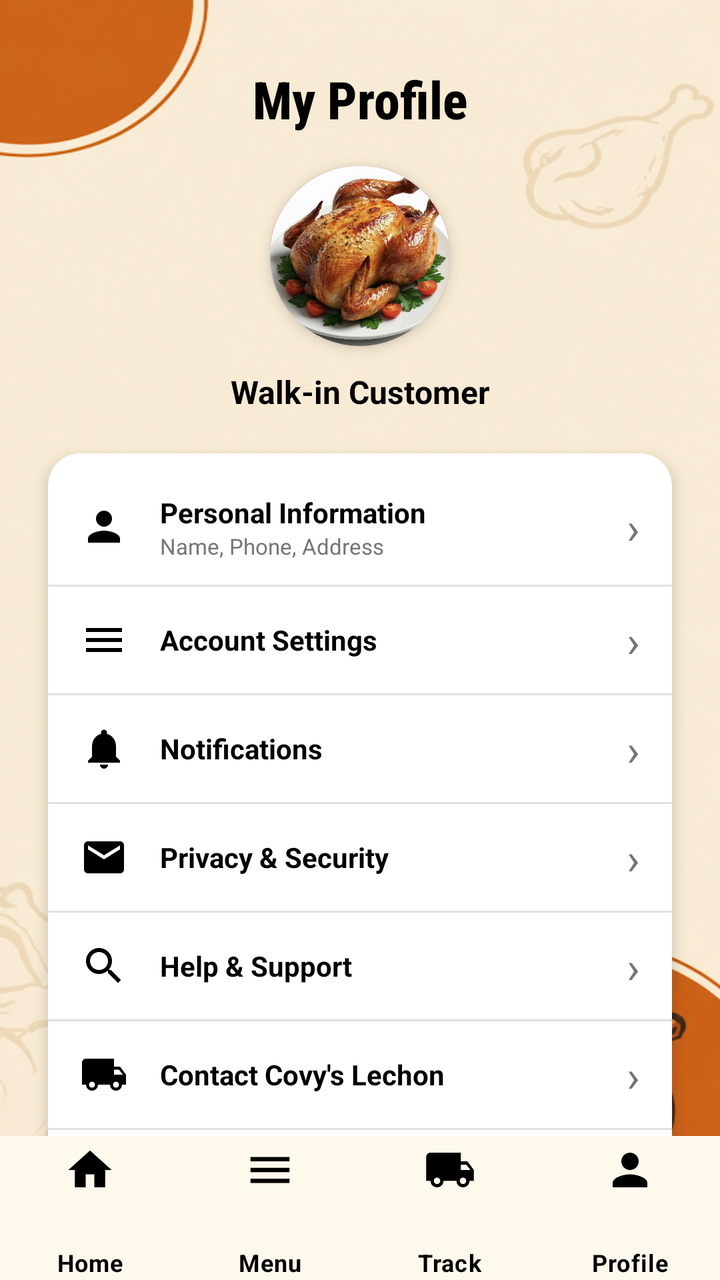
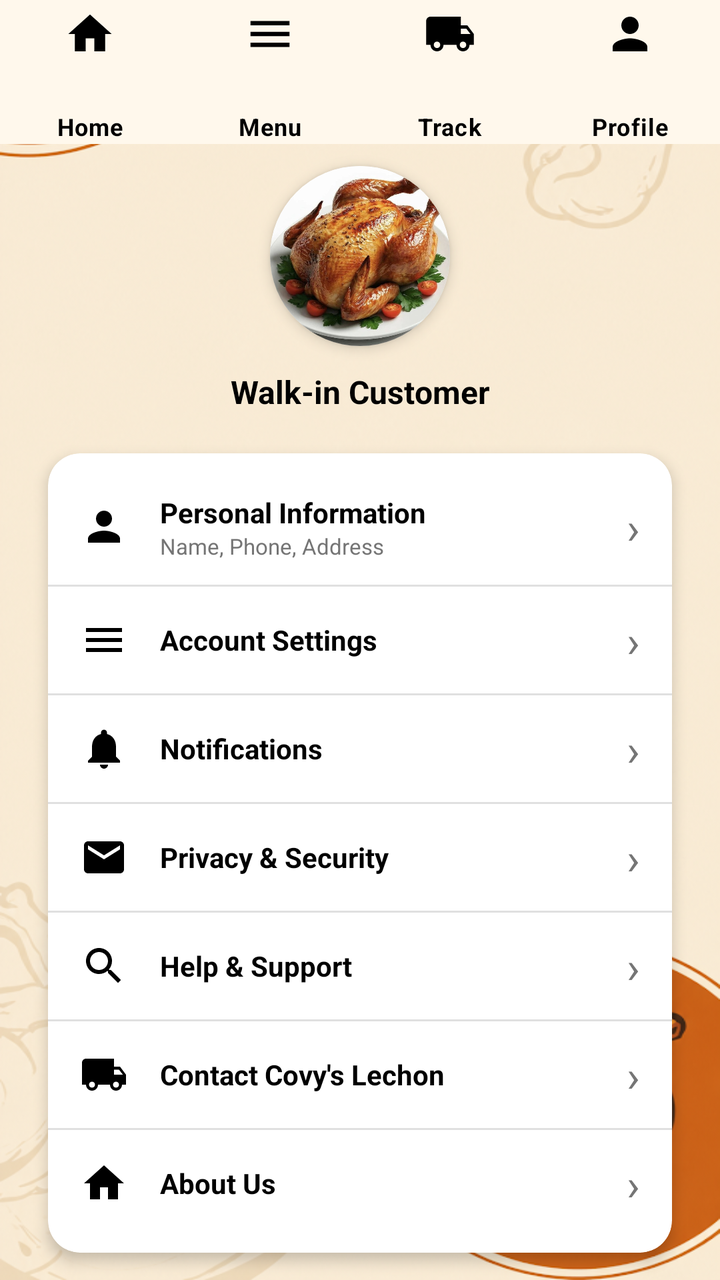

An Android layout rendered at two revisions. The XML below is the earlier revision; the diff shows what the commit changed to produce the second picture.
<!-- AndroidManifest.xml: application theme Theme.CoyvSplashScreen -->
<!-- res/layout/profile.xml -->
<?xml version="1.0" encoding="utf-8"?>
<androidx.constraintlayout.widget.ConstraintLayout xmlns:android="http://schemas.android.com/apk/res/android"
    xmlns:app="http://schemas.android.com/apk/res-auto"
    xmlns:tools="http://schemas.android.com/tools"
    android:id="@+id/main"
    android:layout_width="match_parent"
    android:layout_height="match_parent"
    android:background="@drawable/signinbackgoundimage"
    tools:context=".ProfileActivity">

    
    <View
        android:id="@+id/view_decoration_top"
        android:layout_width="180dp"
        android:layout_height="180dp"
        android:layout_marginStart="-60dp"
        android:layout_marginTop="-60dp"
        android:alpha="0.4"

        app:layout_constraintStart_toStartOf="parent"
        app:layout_constraintTop_toTopOf="parent" />

    <androidx.core.widget.NestedScrollView
        android:layout_width="match_parent"
        android:layout_height="0dp"
        android:fillViewport="true"
        app:layout_constraintBottom_toTopOf="@+id/bottom_navigation"
        app:layout_constraintTop_toTopOf="parent">

        <androidx.constraintlayout.widget.ConstraintLayout
            android:layout_width="match_parent"
            android:layout_height="wrap_content"
            android:paddingBottom="24dp">

            
            <TextView
                android:id="@+id/tv_my_profile"
                android:layout_width="wrap_content"
                android:layout_height="wrap_content"
                android:layout_marginTop="32dp"
                android:fontFamily="sans-serif-condensed-medium"
                android:text="My Profile"
                android:textColor="@color/black"
                android:textSize="26sp"
                android:textStyle="bold"
                app:layout_constraintEnd_toEndOf="parent"
                app:layout_constraintStart_toStartOf="parent"
                app:layout_constraintTop_toTopOf="parent" />

            
            <androidx.cardview.widget.CardView
                android:id="@+id/cv_avatar"
                android:layout_width="90dp"
                android:layout_height="90dp"
                android:layout_marginTop="16dp"
                app:cardCornerRadius="45dp"
                app:cardElevation="4dp"
                app:layout_constraintEnd_toEndOf="parent"
                app:layout_constraintStart_toStartOf="parent"
                app:layout_constraintTop_toBottomOf="@+id/tv_my_profile">

                <ImageView
                    android:id="@+id/iv_avatar"
                    android:layout_width="match_parent"
                    android:layout_height="match_parent"
                    android:contentDescription="Profile Picture"
                    android:scaleType="centerCrop"
                    android:src="@drawable/f423b4974f4dd7924f11f1bad41bf1b4" />
            </androidx.cardview.widget.CardView>

            
            <TextView
                android:id="@+id/tv_customer_name"
                android:layout_width="wrap_content"
                android:layout_height="wrap_content"
                android:layout_marginTop="12dp"
                android:text="Walk-in Customer"
                android:textColor="@color/black"
                android:textSize="16sp"
                android:textStyle="bold"
                app:layout_constraintEnd_toEndOf="parent"
                app:layout_constraintStart_toStartOf="parent"
                app:layout_constraintTop_toBottomOf="@+id/cv_avatar" />

            
            <androidx.cardview.widget.CardView
                android:id="@+id/cv_options"
                android:layout_width="0dp"
                android:layout_height="wrap_content"
                android:layout_marginStart="24dp"
                android:layout_marginTop="20dp"
                android:layout_marginEnd="24dp"
                app:cardCornerRadius="16dp"
                app:cardElevation="4dp"
                app:layout_constraintEnd_toEndOf="parent"
                app:layout_constraintStart_toStartOf="parent"
                app:layout_constraintTop_toBottomOf="@+id/tv_customer_name">

                <LinearLayout
                    android:layout_width="match_parent"
                    android:layout_height="wrap_content"
                    android:orientation="vertical"
                    android:paddingVertical="8dp">

                    
                    <LinearLayout
                        android:id="@+id/layout_personal_info"
                        android:layout_width="match_parent"
                        android:layout_height="wrap_content"
                        android:background="?attr/selectableItemBackground"
                        android:gravity="center_vertical"
                        android:orientation="horizontal"
                        android:paddingHorizontal="16dp"
                        android:paddingVertical="12dp">

                        <ImageView
                            android:layout_width="24dp"
                            android:layout_height="24dp"
                            android:contentDescription="Personal Info"
                            android:src="@drawable/ic_profile"
                            app:tint="@color/black" />

                        <LinearLayout
                            android:layout_width="0dp"
                            android:layout_height="wrap_content"
                            android:layout_weight="1"
                            android:layout_marginStart="16dp"
                            android:orientation="vertical">

                            <TextView
                                android:layout_width="wrap_content"
                                android:layout_height="wrap_content"
                                android:text="Personal Information"
                                android:textColor="@color/black"
                                android:textSize="14sp"
                                android:textStyle="bold" />

                            <TextView
                                android:layout_width="wrap_content"
                                android:layout_height="wrap_content"
                                android:text="Name, Phone, Address"
                                android:textColor="@color/text_grey"
                                android:textSize="11sp" />
                        </LinearLayout>

                        <TextView
                            android:layout_width="wrap_content"
                            android:layout_height="wrap_content"
                            android:text="›"
                            android:textColor="@color/text_grey"
                            android:textSize="22sp" />
                    </LinearLayout>

                    
                    <View
                        android:layout_width="match_parent"
                        android:layout_height="1dp"
                        android:background="#E0E0E0" />

                    
                    <LinearLayout
                        android:id="@+id/layout_account_settings"
                        android:layout_width="match_parent"
                        android:layout_height="wrap_content"
                        android:background="?attr/selectableItemBackground"
                        android:gravity="center_vertical"
                        android:orientation="horizontal"
                        android:paddingHorizontal="16dp"
                        android:paddingVertical="12dp">

                        <ImageView
                            android:layout_width="24dp"
                            android:layout_height="24dp"
                            android:contentDescription="Settings"
                            android:src="@drawable/ic_menu"
                            app:tint="@color/black" />

                        <TextView
                            android:layout_width="0dp"
                            android:layout_height="wrap_content"
                            android:layout_weight="1"
                            android:layout_marginStart="16dp"
                            android:text="Account Settings"
                            android:textColor="@color/black"
                            android:textSize="14sp"
                            android:textStyle="bold" />

                        <TextView
                            android:layout_width="wrap_content"
                            android:layout_height="wrap_content"
                            android:text="›"
                            android:textColor="@color/text_grey"
                            android:textSize="22sp" />
                    </LinearLayout>

                    <View
                        android:layout_width="match_parent"
                        android:layout_height="1dp"
                        android:background="#E0E0E0" />

                    
                    <LinearLayout
                        android:id="@+id/layout_notifications"
                        android:layout_width="match_parent"
                        android:layout_height="wrap_content"
                        android:background="?attr/selectableItemBackground"
                        android:gravity="center_vertical"
                        android:orientation="horizontal"
                        android:paddingHorizontal="16dp"
                        android:paddingVertical="12dp">

                        <ImageView
                            android:layout_width="24dp"
                            android:layout_height="24dp"
                            android:contentDescription="Notifications"
                            android:src="@drawable/ic_notifications"
                            app:tint="@color/black" />

                        <TextView
                            android:layout_width="0dp"
                            android:layout_height="wrap_content"
                            android:layout_weight="1"
                            android:layout_marginStart="16dp"
                            android:text="Notifications"
                            android:textColor="@color/black"
                            android:textSize="14sp"
                            android:textStyle="bold" />

                        <TextView
                            android:layout_width="wrap_content"
                            android:layout_height="wrap_content"
                            android:text="›"
                            android:textColor="@color/text_grey"
                            android:textSize="22sp" />
                    </LinearLayout>

                    <View
                        android:layout_width="match_parent"
                        android:layout_height="1dp"
                        android:background="#E0E0E0" />

                    
                    <LinearLayout
                        android:id="@+id/layout_privacy"
                        android:layout_width="match_parent"
                        android:layout_height="wrap_content"
                        android:background="?attr/selectableItemBackground"
                        android:gravity="center_vertical"
                        android:orientation="horizontal"
                        android:paddingHorizontal="16dp"
                        android:paddingVertical="12dp">

                        <ImageView
                            android:layout_width="24dp"
                            android:layout_height="24dp"
                            android:contentDescription="Privacy"
                            android:src="@drawable/baseline_mail_24"
                            app:tint="@color/black" />

                        <TextView
                            android:layout_width="0dp"
                            android:layout_height="wrap_content"
                            android:layout_marginStart="16dp"
                            android:layout_weight="1"
                            android:text="Privacy &amp; Security"
                            android:textColor="@color/black"
                            android:textSize="14sp"
                            android:textStyle="bold" />

                        <TextView
                            android:layout_width="wrap_content"
                            android:layout_height="wrap_content"
                            android:text="›"
                            android:textColor="@color/text_grey"
                            android:textSize="22sp" />
                    </LinearLayout>

                    <View
                        android:layout_width="match_parent"
                        android:layout_height="1dp"
                        android:background="#E0E0E0" />

                    
                    <LinearLayout
                        android:id="@+id/layout_help"
                        android:layout_width="match_parent"
                        android:layout_height="wrap_content"
                        android:background="?attr/selectableItemBackground"
                        android:gravity="center_vertical"
                        android:orientation="horizontal"
                        android:paddingHorizontal="16dp"
                        android:paddingVertical="12dp">

                        <ImageView
                            android:layout_width="24dp"
                            android:layout_height="24dp"
                            android:contentDescription="Help"
                            android:src="@drawable/ic_search"
                            app:tint="@color/black" />

                        <TextView
                            android:layout_width="0dp"
                            android:layout_height="wrap_content"
                            android:layout_marginStart="16dp"
                            android:layout_weight="1"
                            android:text="Help &amp; Support"
                            android:textColor="@color/black"
                            android:textSize="14sp"
                            android:textStyle="bold" />

                        <TextView
                            android:layout_width="wrap_content"
                            android:layout_height="wrap_content"
                            android:text="›"
                            android:textColor="@color/text_grey"
                            android:textSize="22sp" />
                    </LinearLayout>

                    <View
                        android:layout_width="match_parent"
                        android:layout_height="1dp"
                        android:background="#E0E0E0" />

                    
                    <LinearLayout
                        android:id="@+id/layout_contact"
                        android:layout_width="match_parent"
                        android:layout_height="wrap_content"
                        android:background="?attr/selectableItemBackground"
                        android:gravity="center_vertical"
                        android:orientation="horizontal"
                        android:paddingHorizontal="16dp"
                        android:paddingVertical="12dp">

                        <ImageView
                            android:layout_width="24dp"
                            android:layout_height="24dp"
                            android:contentDescription="Contact"
                            android:src="@drawable/ic_track"
                            app:tint="@color/black" />

                        <TextView
                            android:layout_width="0dp"
                            android:layout_height="wrap_content"
                            android:layout_marginStart="16dp"
                            android:layout_weight="1"
                            android:text="Contact Covy\'s Lechon"
                            android:textColor="@color/black"
                            android:textSize="14sp"
                            android:textStyle="bold" />

                        <TextView
                            android:layout_width="wrap_content"
                            android:layout_height="wrap_content"
                            android:text="›"
                            android:textColor="@color/text_grey"
                            android:textSize="22sp" />
                    </LinearLayout>

                    <View
                        android:layout_width="match_parent"
                        android:layout_height="1dp"
                        android:background="#E0E0E0" />

                    
                    <LinearLayout
                        android:id="@+id/layout_about"
                        android:layout_width="match_parent"
                        android:layout_height="wrap_content"
                        android:background="?attr/selectableItemBackground"
                        android:gravity="center_vertical"
                        android:orientation="horizontal"
                        android:paddingHorizontal="16dp"
                        android:paddingVertical="12dp">

                        <ImageView
                            android:layout_width="24dp"
                            android:layout_height="24dp"
                            android:contentDescription="About Us"
                            android:src="@drawable/ic_home"
                            app:tint="@color/black" />

                        <TextView
                            android:layout_width="0dp"
                            android:layout_height="wrap_content"
                            android:layout_marginStart="16dp"
                            android:layout_weight="1"
                            android:text="About Us"
                            android:textColor="@color/black"
                            android:textSize="14sp"
                            android:textStyle="bold" />

                        <TextView
                            android:layout_width="wrap_content"
                            android:layout_height="wrap_content"
                            android:text="›"
                            android:textColor="@color/text_grey"
                            android:textSize="22sp" />
                    </LinearLayout>

                </LinearLayout>
            </androidx.cardview.widget.CardView>

            
            <Button
                android:id="@+id/btn_logout"
                android:layout_width="0dp"
                android:layout_height="50dp"
                android:layout_marginStart="24dp"
                android:layout_marginTop="20dp"
                android:layout_marginEnd="24dp"
                android:backgroundTint="#FFE0B2"
                android:text="Log Out"
                android:textColor="@color/orange_dark"
                android:textSize="16sp"
                android:textStyle="bold"
                app:cornerRadius="12dp"
                app:layout_constraintEnd_toEndOf="parent"
                app:layout_constraintStart_toStartOf="parent"
                app:layout_constraintTop_toBottomOf="@+id/cv_options" />

        </androidx.constraintlayout.widget.ConstraintLayout>
    </androidx.core.widget.NestedScrollView>

    <com.google.android.material.bottomnavigation.BottomNavigationView
        android:id="@+id/bottom_navigation"
        android:layout_width="match_parent"
        android:layout_height="72dp"
        android:background="#FFF8EC"
        android:elevation="8dp"
        app:itemActiveIndicatorStyle="@style/CustomActiveIndicator"
        app:itemIconTint="@color/black"
        app:itemTextColor="@color/black"
        app:labelVisibilityMode="labeled"
        app:itemIconSize="26dp"
        app:itemPaddingTop="4dp"
        app:itemPaddingBottom="4dp"
        app:itemTextAppearanceActive="@style/BottomNavTextStyle"
        app:itemTextAppearanceInactive="@style/BottomNavTextStyle"
        app:layout_constraintBottom_toBottomOf="parent"
        app:layout_constraintStart_toStartOf="parent"
        app:layout_constraintEnd_toEndOf="parent"
        app:menu="@menu/bottom_nav_menu" />

</androidx.constraintlayout.widget.ConstraintLayout>
<!-- resources referenced by this layout -->
<resources>
  <color name="black">#FF000000</color>
  <color name="orange_dark">#E64A19</color>
  <color name="text_grey">#757575</color>
  <!-- drawable baseline_mail_24 (drawable) -->
  <vector xmlns:android="http://schemas.android.com/apk/res/android" android:height="24dp" android:tint="#000000" android:viewportHeight="24" android:viewportWidth="24" android:width="24dp">
      <path android:fillColor="@android:color/white" android:pathData="M20,4L4,4c-1.1,0 -1.99,0.9 -1.99,2L2,18c0,1.1 0.9,2 2,2h16c1.1,0 2,-0.9 2,-2L22,6c0,-1.1 -0.9,-2 -2,-2zM20,8l-8,5 -8,-5L4,6l8,5 8,-5v2z"/>
  </vector>
  <!-- drawable ic_home (drawable) -->
  <vector xmlns:android="http://schemas.android.com/apk/res/android"
      android:width="24dp"
      android:height="24dp"
      android:viewportWidth="24"
      android:viewportHeight="24">
      <path
          android:fillColor="#000000"
          android:pathData="M10,20v-6h4v6h5v-8h3L12,3 2,12h3v8z" />
  </vector>
  <!-- drawable ic_menu (drawable) -->
  <vector xmlns:android="http://schemas.android.com/apk/res/android"
      android:width="24dp"
      android:height="24dp"
      android:viewportWidth="24"
      android:viewportHeight="24">
      <path
          android:fillColor="#000000"
          android:pathData="M3,18h18v-2H3V18z M3,13h18v-2H3V13z M3,6v2h18V6H3z" />
  </vector>
  <!-- drawable ic_notifications (drawable) -->
  <vector xmlns:android="http://schemas.android.com/apk/res/android"
      android:width="24dp"
      android:height="24dp"
      android:viewportWidth="24"
      android:viewportHeight="24">
      <path
          android:fillColor="#000000"
          android:pathData="M12,22c1.1,0 2,-0.9 2,-2h-4c0,1.1 0.89,2 2,2zm6,-6v-5c0,-3.07 -1.64,-5.64 -4.5,-6.32V4c0,-0.83 -0.67,-1.5 -1.5,-1.5s-1.5,0.67 -1.5,1.5v0.68C7.63,5.36 6,7.92 6,11v5l-2,2v1h16v-1l-2,-2z" />
  </vector>
  <!-- drawable ic_profile (drawable) -->
  <vector xmlns:android="http://schemas.android.com/apk/res/android"
      android:width="24dp"
      android:height="24dp"
      android:viewportWidth="24"
      android:viewportHeight="24">
      <path
          android:fillColor="#000000"
          android:pathData="M12,12c2.21,0 4,-1.79 4,-4s-1.79,-4 -4,-4 -4,1.79 -4,4 1.79,4 4,4zm0,2c-2.67,0 -8,1.34 -8,4v2h16v-2c0,-2.66 -5.33,-4 -8,-4z" />
  </vector>
  <!-- drawable ic_search (drawable) -->
  <vector xmlns:android="http://schemas.android.com/apk/res/android"
      android:width="24dp"
      android:height="24dp"
      android:viewportWidth="24"
      android:viewportHeight="24">
      <path
          android:fillColor="#000000"
          android:pathData="M15.5,14h-0.79l-0.28,-0.27C15.41,12.59 16,11.11 16,9.5 16,5.91 13.09,3 9.5,3S3,5.91 3,9.5 5.91,16 9.5,16c1.61,0 3.09,-0.59 4.23,-1.57l0.27,0.28v0.79l5,4.99L20.49,19l-4.99,-5zm-6,0C7.01,14 5,11.99 5,9.5S7.01,5 9.5,5 14,7.01 14,9.5 11.99,14 9.5,14z" />
  </vector>
  <style name="BottomNavTextStyle" parent="TextAppearance.Material3.BodySmall">
          <item name="android:textSize">12sp</item>
          <item name="android:textStyle">bold</item>
          <item name="android:gravity">center</item>
          <item name="android:textColor">@color/black</item>
      </style>
  <style name="CustomActiveIndicator" parent="Widget.Material3.BottomNavigationView.ActiveIndicator">
          <item name="android:color">#FFE8C5</item>
      </style>
  <style name="Theme.CoyvSplashScreen" parent="Base.Theme.CoyvSplashScreen" />
  <style name="Base.Theme.CoyvSplashScreen" parent="Theme.Material3.DayNight.NoActionBar">
          
      </style>
  <!-- unchanged entries left out for length: 3 -->
</resources>

<!-- the commit's change to res/layout/profile.xml (unified diff, before → after) -->
@@ -407,7 +407,7 @@
                 android:layout_width="0dp"
                 android:layout_height="50dp"
                 android:layout_marginStart="24dp"
-                android:layout_marginTop="20dp"
+                android:layout_marginTop="28dp"
                 android:layout_marginEnd="24dp"
                 android:backgroundTint="#FFE0B2"
                 android:text="Log Out"
@@ -416,30 +416,29 @@
                 android:textStyle="bold"
                 app:cornerRadius="12dp"
                 app:layout_constraintEnd_toEndOf="parent"
+                app:layout_constraintHorizontal_bias="0.0"
                 app:layout_constraintStart_toStartOf="parent"
                 app:layout_constraintTop_toBottomOf="@+id/cv_options" />
 
+            <com.google.android.material.bottomnavigation.BottomNavigationView
+                android:id="@+id/bottom_navigation"
+                android:layout_width="match_parent"
+                android:layout_height="72dp"
+                android:background="#FFF8EC"
+                android:elevation="8dp"
+                app:itemActiveIndicatorStyle="@style/CustomActiveIndicator"
+                app:itemIconSize="26dp"
+                app:itemIconTint="@color/black"
+                app:itemPaddingBottom="4dp"
+                app:itemPaddingTop="4dp"
+                app:itemTextAppearanceActive="@style/BottomNavTextStyle"
+                app:itemTextAppearanceInactive="@style/BottomNavTextStyle"
+                app:itemTextColor="@color/black"
+                app:labelVisibilityMode="labeled"
+                app:menu="@menu/bottom_nav_menu"
+                tools:layout_editor_absoluteY="661dp" />
+
         </androidx.constraintlayout.widget.ConstraintLayout>
     </androidx.core.widget.NestedScrollView>
 
-    <com.google.android.material.bottomnavigation.BottomNavigationView
-        android:id="@+id/bottom_navigation"
-        android:layout_width="match_parent"
-        android:layout_height="72dp"
-        android:background="#FFF8EC"
-        android:elevation="8dp"
-        app:itemActiveIndicatorStyle="@style/CustomActiveIndicator"
-        app:itemIconTint="@color/black"
-        app:itemTextColor="@color/black"
-        app:labelVisibilityMode="labeled"
-        app:itemIconSize="26dp"
-        app:itemPaddingTop="4dp"
-        app:itemPaddingBottom="4dp"
-        app:itemTextAppearanceActive="@style/BottomNavTextStyle"
-        app:itemTextAppearanceInactive="@style/BottomNavTextStyle"
-        app:layout_constraintBottom_toBottomOf="parent"
-        app:layout_constraintStart_toStartOf="parent"
-        app:layout_constraintEnd_toEndOf="parent"
-        app:menu="@menu/bottom_nav_menu" />
-
 </androidx.constraintlayout.widget.ConstraintLayout>
